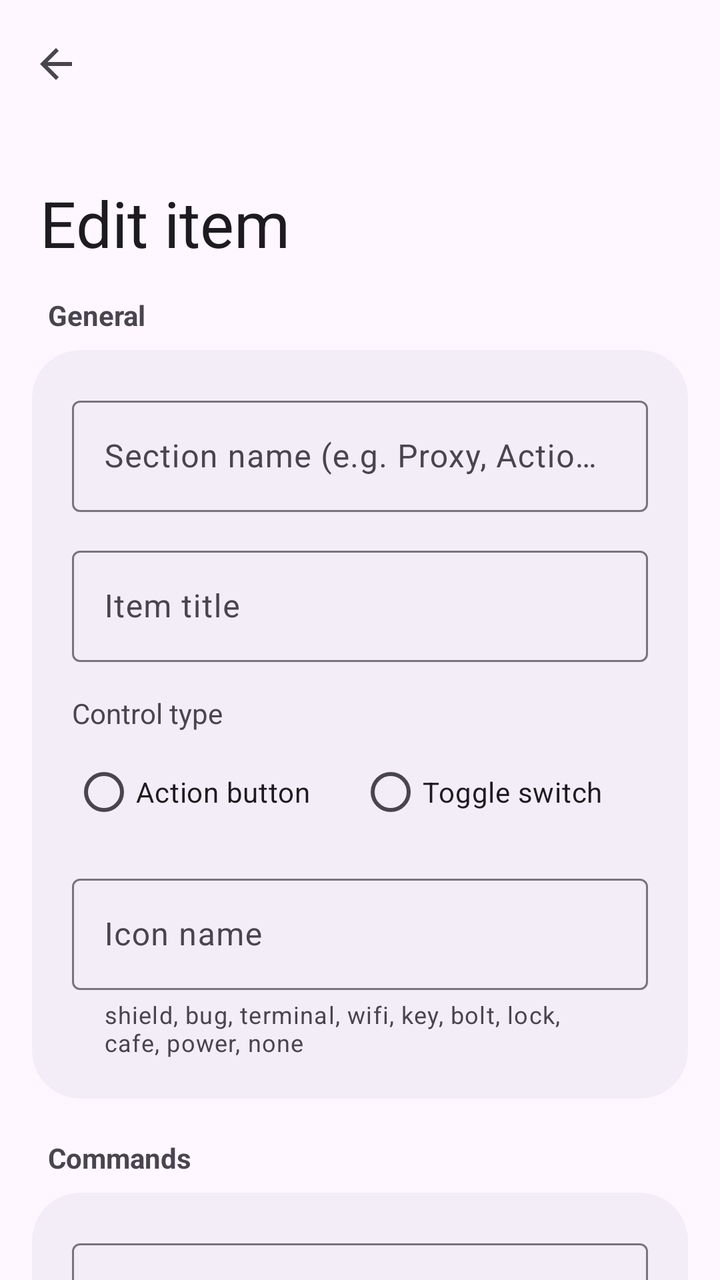
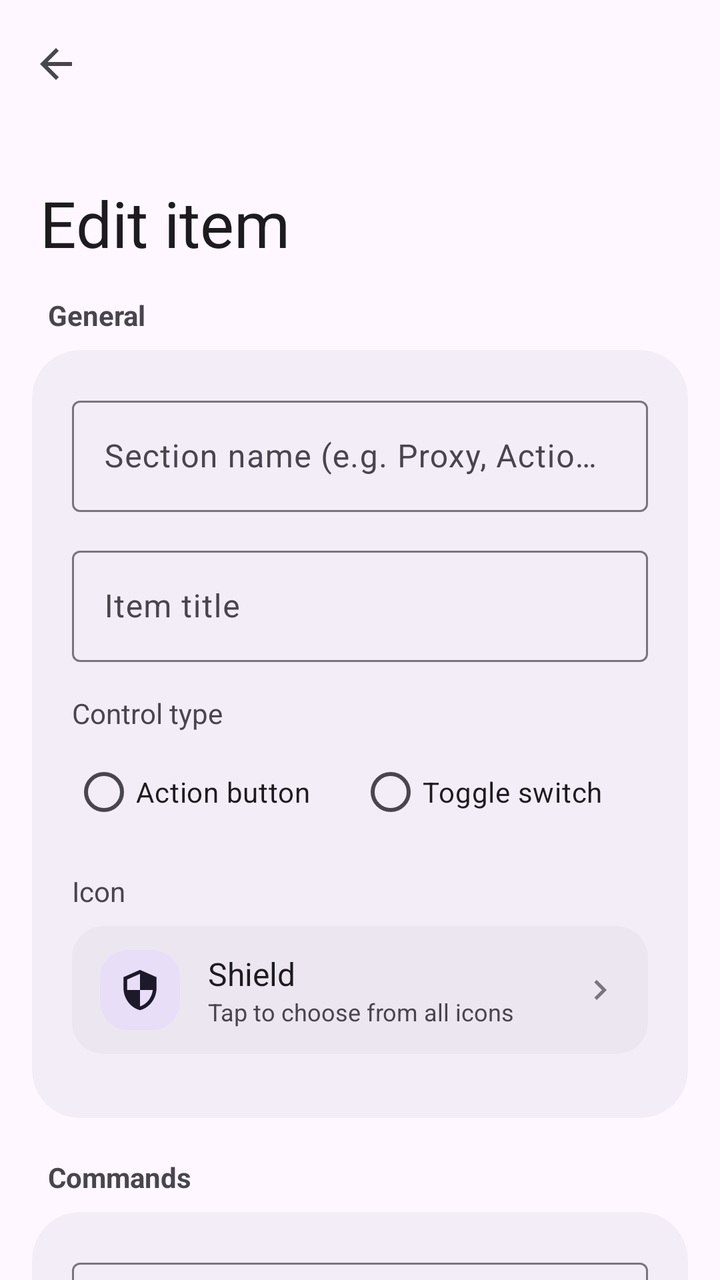

The first picture is an Android layout as it rendered before a commit; the second is the same layout after the commit. The layout source and the unified diff follow.
<!-- AndroidManifest.xml: activity theme Theme.Xray -->
<!-- res/layout/activity_edit_item.xml -->
<?xml version="1.0" encoding="utf-8"?>
<androidx.coordinatorlayout.widget.CoordinatorLayout
    xmlns:android="http://schemas.android.com/apk/res/android"
    xmlns:app="http://schemas.android.com/apk/res-auto"
    android:id="@+id/root_layout"
    android:layout_width="match_parent"
    android:layout_height="match_parent"
    android:background="?attr/colorSurface">

    
    <com.google.android.material.appbar.AppBarLayout
        android:id="@+id/appbar"
        android:layout_width="match_parent"
        android:layout_height="wrap_content"
        android:background="?attr/colorSurface"
        app:elevation="0dp">

        <com.google.android.material.appbar.CollapsingToolbarLayout
            android:id="@+id/collapsing_toolbar"
            android:layout_width="match_parent"
            android:layout_height="140dp"
            app:layout_scrollFlags="scroll|exitUntilCollapsed|snap"
            app:title="Edit item"
            app:titleCollapseMode="fade"
            app:expandedTitleTextAppearance="?attr/textAppearanceHeadlineLarge"
            app:collapsedTitleTextAppearance="?attr/textAppearanceTitleLarge"
            app:expandedTitleMarginStart="20dp"
            app:expandedTitleMarginBottom="16dp">

            <com.google.android.material.appbar.MaterialToolbar
                android:id="@+id/toolbar"
                android:layout_width="match_parent"
                android:layout_height="?attr/actionBarSize"
                app:navigationIcon="?attr/homeAsUpIndicator"
                app:layout_collapseMode="pin" />

        </com.google.android.material.appbar.CollapsingToolbarLayout>

    </com.google.android.material.appbar.AppBarLayout>

    <androidx.core.widget.NestedScrollView
        android:id="@+id/nested_scroll_view"
        android:layout_width="match_parent"
        android:layout_height="match_parent"
        app:layout_behavior="@string/appbar_scrolling_view_behavior"
        android:clipToPadding="false"
        android:fillViewport="true">

        <LinearLayout
            android:id="@+id/scroll_content"
            android:layout_width="match_parent"
            android:layout_height="wrap_content"
            android:orientation="vertical"
            android:paddingStart="16dp"
            android:paddingEnd="16dp"
            android:paddingTop="8dp"
            android:paddingBottom="40dp">

            
            <TextView
                android:layout_width="wrap_content"
                android:layout_height="wrap_content"
                android:text="General"
                android:paddingStart="8dp"
                android:paddingEnd="8dp"
                android:paddingBottom="8dp"
                android:textSize="14sp"
                android:textStyle="bold"
                android:textColor="?attr/colorOnSurfaceVariant" />

            <com.google.android.material.card.MaterialCardView
                android:layout_width="match_parent"
                android:layout_height="wrap_content"
                app:cardCornerRadius="24dp"
                app:cardElevation="0dp"
                app:strokeWidth="0dp"
                app:cardBackgroundColor="?attr/colorSurfaceContainer"
                android:layout_marginBottom="20dp">

                <LinearLayout
                    android:layout_width="match_parent"
                    android:layout_height="wrap_content"
                    android:orientation="vertical"
                    android:padding="20dp">

                    
                    <com.google.android.material.textfield.TextInputLayout
                        android:id="@+id/layout_section_name"
                        android:layout_width="match_parent"
                        android:layout_height="wrap_content"
                        android:hint="Section name (e.g. Proxy, Actions)"
                        style="@style/Widget.Material3.TextInputLayout.OutlinedBox">

                        <com.google.android.material.textfield.TextInputEditText
                            android:id="@+id/edit_section_name"
                            android:layout_width="match_parent"
                            android:layout_height="wrap_content"
                            android:singleLine="true" />

                    </com.google.android.material.textfield.TextInputLayout>

                    
                    <com.google.android.material.textfield.TextInputLayout
                        android:id="@+id/layout_item_title"
                        android:layout_width="match_parent"
                        android:layout_height="wrap_content"
                        android:layout_marginTop="14dp"
                        android:hint="Item title"
                        style="@style/Widget.Material3.TextInputLayout.OutlinedBox">

                        <com.google.android.material.textfield.TextInputEditText
                            android:id="@+id/edit_item_title"
                            android:layout_width="match_parent"
                            android:layout_height="wrap_content"
                            android:singleLine="true" />

                    </com.google.android.material.textfield.TextInputLayout>

                    
                    <TextView
                        android:layout_width="wrap_content"
                        android:layout_height="wrap_content"
                        android:layout_marginTop="16dp"
                        android:text="Control type"
                        android:textSize="14sp"
                        android:textColor="?attr/colorOnSurfaceVariant" />

                    <RadioGroup
                        android:id="@+id/group_item_type"
                        android:layout_width="match_parent"
                        android:layout_height="wrap_content"
                        android:layout_marginTop="6dp"
                        android:orientation="horizontal">

                        <com.google.android.material.radiobutton.MaterialRadioButton
                            android:id="@+id/radio_button"
                            android:layout_width="wrap_content"
                            android:layout_height="wrap_content"
                            android:text="Action button" />

                        <com.google.android.material.radiobutton.MaterialRadioButton
                            android:id="@+id/radio_switch"
                            android:layout_width="wrap_content"
                            android:layout_height="wrap_content"
                            android:layout_marginStart="24dp"
                            android:text="Toggle switch" />

                    </RadioGroup>

                    
                    <com.google.android.material.textfield.TextInputLayout
                        android:id="@+id/layout_item_icon"
                        android:layout_width="match_parent"
                        android:layout_height="wrap_content"
                        android:layout_marginTop="14dp"
                        android:hint="Icon name"
                        app:helperText="shield, bug, terminal, wifi, key, bolt, lock, cafe, power, none"
                        app:helperTextEnabled="true"
                        style="@style/Widget.Material3.TextInputLayout.OutlinedBox">

                        <com.google.android.material.textfield.TextInputEditText
                            android:id="@+id/edit_item_icon"
                            android:layout_width="match_parent"
                            android:layout_height="wrap_content"
                            android:singleLine="true" />

                    </com.google.android.material.textfield.TextInputLayout>

                </LinearLayout>

            </com.google.android.material.card.MaterialCardView>

            
            <TextView
                android:layout_width="wrap_content"
                android:layout_height="wrap_content"
                android:text="Commands"
                android:paddingStart="8dp"
                android:paddingEnd="8dp"
                android:paddingBottom="8dp"
                android:textSize="14sp"
                android:textStyle="bold"
                android:textColor="?attr/colorOnSurfaceVariant" />

            <com.google.android.material.card.MaterialCardView
                android:layout_width="match_parent"
                android:layout_height="wrap_content"
                app:cardCornerRadius="24dp"
                app:cardElevation="0dp"
                app:strokeWidth="0dp"
                app:cardBackgroundColor="?attr/colorSurfaceContainer"
                android:layout_marginBottom="20dp">

                <LinearLayout
                    android:layout_width="match_parent"
                    android:layout_height="wrap_content"
                    android:orientation="vertical"
                    android:padding="20dp">

                    
                    <com.google.android.material.textfield.TextInputLayout
                        android:id="@+id/layout_on_cmd"
                        android:layout_width="match_parent"
                        android:layout_height="wrap_content"
                        android:hint="Trigger / On command"
                        style="@style/Widget.Material3.TextInputLayout.OutlinedBox">

                        <com.google.android.material.textfield.TextInputEditText
                            android:id="@+id/edit_on_cmd"
                            android:layout_width="match_parent"
                            android:layout_height="wrap_content"
                            android:typeface="monospace"
                            android:inputType="textMultiLine" />

                    </com.google.android.material.textfield.TextInputLayout>

                    
                    <com.google.android.material.textfield.TextInputLayout
                        android:id="@+id/layout_off_cmd"
                        android:layout_width="match_parent"
                        android:layout_height="wrap_content"
                        android:layout_marginTop="14dp"
                        android:hint="Off command"
                        android:visibility="gone"
                        style="@style/Widget.Material3.TextInputLayout.OutlinedBox">

                        <com.google.android.material.textfield.TextInputEditText
                            android:id="@+id/edit_off_cmd"
                            android:layout_width="match_parent"
                            android:layout_height="wrap_content"
                            android:typeface="monospace"
                            android:inputType="textMultiLine" />

                    </com.google.android.material.textfield.TextInputLayout>

                    
                    <com.google.android.material.textfield.TextInputLayout
                        android:id="@+id/layout_state_check_cmd"
                        android:layout_width="match_parent"
                        android:layout_height="wrap_content"
                        android:layout_marginTop="14dp"
                        android:hint="State check command (exit 0 = ON)"
                        android:visibility="gone"
                        style="@style/Widget.Material3.TextInputLayout.OutlinedBox">

                        <com.google.android.material.textfield.TextInputEditText
                            android:id="@+id/edit_state_check_cmd"
                            android:layout_width="match_parent"
                            android:layout_height="wrap_content"
                            android:typeface="monospace"
                            android:inputType="textMultiLine" />

                    </com.google.android.material.textfield.TextInputLayout>

                    
                    <com.google.android.material.textfield.TextInputLayout
                        android:id="@+id/layout_summary_cmd"
                        android:layout_width="match_parent"
                        android:layout_height="wrap_content"
                        android:layout_marginTop="14dp"
                        android:hint="Dynamic summary command (stdout output)"
                        app:helperText="Leave empty to display no subtitle description"
                        app:helperTextEnabled="true"
                        style="@style/Widget.Material3.TextInputLayout.OutlinedBox">

                        <com.google.android.material.textfield.TextInputEditText
                            android:id="@+id/edit_summary_cmd"
                            android:layout_width="match_parent"
                            android:layout_height="wrap_content"
                            android:typeface="monospace"
                            android:inputType="textMultiLine" />

                    </com.google.android.material.textfield.TextInputLayout>

                    
                    <com.google.android.material.textfield.TextInputLayout
                        android:id="@+id/layout_disable_condition_cmd"
                        android:layout_width="match_parent"
                        android:layout_height="wrap_content"
                        android:layout_marginTop="14dp"
                        android:hint="Disable condition command (exit 0 = Disabled)"
                        app:helperText="When exit code is 0, this row is disabled"
                        app:helperTextEnabled="true"
                        style="@style/Widget.Material3.TextInputLayout.OutlinedBox">

                        <com.google.android.material.textfield.TextInputEditText
                            android:id="@+id/edit_disable_condition_cmd"
                            android:layout_width="match_parent"
                            android:layout_height="wrap_content"
                            android:typeface="monospace"
                            android:inputType="textMultiLine" />

                    </com.google.android.material.textfield.TextInputLayout>

                </LinearLayout>

            </com.google.android.material.card.MaterialCardView>

            
            <com.google.android.material.button.MaterialButton
                android:id="@+id/btn_delete_item"
                android:layout_width="match_parent"
                android:layout_height="52dp"
                android:text="Delete item"
                android:textColor="?attr/colorError"
                app:icon="@drawable/ic_delete"
                app:iconTint="?attr/colorError"
                app:iconGravity="textStart"
                app:cornerRadius="16dp"
                android:visibility="gone"
                style="@style/Widget.Material3.Button.TonalButton" />

        </LinearLayout>

    </androidx.core.widget.NestedScrollView>

</androidx.coordinatorlayout.widget.CoordinatorLayout>
<!-- resources referenced by this layout -->
<resources>
  <!-- drawable ic_delete (drawable) -->
  <vector xmlns:android="http://schemas.android.com/apk/res/android"
      android:width="24dp"
      android:height="24dp"
      android:viewportWidth="24"
      android:viewportHeight="24">
      <path
          android:fillColor="?attr/colorError"
          android:pathData="M6,19c0,1.1 0.9,2 2,2h8c1.1,0 2,-0.9 2,-2V7H6v12zM19,4h-3.5l-1,-1h-5l-1,1H5v2h14V4z"/>
  </vector>
  <style name="Theme.Xray" parent="Theme.Material3.DayNight.NoActionBar">
          <item name="android:statusBarColor">@android:color/transparent</item>
          <item name="android:navigationBarColor">@android:color/transparent</item>
          <item name="android:windowLightStatusBar">true</item>
          <item name="android:windowLightNavigationBar">true</item>
      </style>
</resources>

<!-- the commit's change to res/layout/activity_edit_item.xml (unified diff, before → after) -->
@@ -117,54 +117,128 @@
                     </com.google.android.material.textfield.TextInputLayout>
 
                     
+                    <LinearLayout
+                        android:id="@+id/layout_control_type_wrapper"
+                        android:layout_width="match_parent"
+                        android:layout_height="wrap_content"
+                        android:layout_marginTop="16dp"
+                        android:orientation="vertical">
+
+                        <TextView
+                            android:layout_width="wrap_content"
+                            android:layout_height="wrap_content"
+                            android:text="Control type"
+                            android:textSize="14sp"
+                            android:textColor="?attr/colorOnSurfaceVariant" />
+
+                        <RadioGroup
+                            android:id="@+id/group_item_type"
+                            android:layout_width="match_parent"
+                            android:layout_height="wrap_content"
+                            android:layout_marginTop="6dp"
+                            android:orientation="horizontal">
+
+                            <com.google.android.material.radiobutton.MaterialRadioButton
+                                android:id="@+id/radio_button"
+                                android:layout_width="wrap_content"
+                                android:layout_height="wrap_content"
+                                android:text="Action button" />
+
+                            <com.google.android.material.radiobutton.MaterialRadioButton
+                                android:id="@+id/radio_switch"
+                                android:layout_width="wrap_content"
+                                android:layout_height="wrap_content"
+                                android:layout_marginStart="24dp"
+                                android:text="Toggle switch" />
+
+                        </RadioGroup>
+
+                    </LinearLayout>
+
+                    
                     <TextView
                         android:layout_width="wrap_content"
                         android:layout_height="wrap_content"
                         android:layout_marginTop="16dp"
-                        android:text="Control type"
+                        android:text="Icon"
                         android:textSize="14sp"
                         android:textColor="?attr/colorOnSurfaceVariant" />
 
-                    <RadioGroup
-                        android:id="@+id/group_item_type"
-                        android:layout_width="match_parent"
-                        android:layout_height="wrap_content"
-                        android:layout_marginTop="6dp"
-                        android:orientation="horizontal">
-
-                        <com.google.android.material.radiobutton.MaterialRadioButton
-                            android:id="@+id/radio_button"
+                    
+                    <LinearLayout
+                        android:id="@+id/row_select_icon"
+                        android:layout_width="match_parent"
+                        android:layout_height="64dp"
+                        android:layout_marginTop="8dp"
+                        android:orientation="horizontal"
+                        android:gravity="center_vertical"
+                        android:paddingStart="14dp"
+                        android:paddingEnd="14dp"
+                        android:background="@drawable/bg_picker_row"
+                        android:clickable="true"
+                        android:focusable="true">
+
+                        <FrameLayout
+                            android:layout_width="40dp"
+                            android:layout_height="40dp"
+                            android:background="@drawable/bg_icon_avatar">
+
+                            <ImageView
+                                android:id="@+id/img_selected_icon"
+                                android:layout_width="22dp"
+                                android:layout_height="22dp"
+                                android:layout_gravity="center"
+                                android:src="@drawable/ic_shield"
+                                app:tint="?attr/colorOnSecondaryContainer" />
+
+                        </FrameLayout>
+
+                        <LinearLayout
+                            android:layout_width="0dp"
+                            android:layout_height="wrap_content"
+                            android:layout_weight="1"
+                            android:layout_marginStart="14dp"
+                            android:orientation="vertical">
+
+                            <TextView
+                                android:id="@+id/text_selected_icon_name"
+                                android:layout_width="wrap_content"
+                                android:layout_height="wrap_content"
+                                android:text="Shield"
+                                android:textSize="16sp"
+                                android:textColor="?attr/colorOnSurface" />
+
+                            <TextView
+                                android:layout_width="wrap_content"
+                                android:layout_height="wrap_content"
+                                android:text="Tap to choose from all icons"
+                                android:textSize="12sp"
+                                android:textColor="?attr/colorOnSurfaceVariant" />
+
+                        </LinearLayout>
+
+                        <ImageView
+                            android:layout_width="20dp"
+                            android:layout_height="20dp"
+                            android:src="@drawable/ic_chevron_right"
+                            app:tint="?attr/colorOutline" />
+
+                    </LinearLayout>
+
+                    
+                    <HorizontalScrollView
+                        android:layout_width="match_parent"
+                        android:layout_height="wrap_content"
+                        android:layout_marginTop="12dp"
+                        android:scrollbars="none">
+
+                        <LinearLayout
+                            android:id="@+id/container_quick_icons"
                             android:layout_width="wrap_content"
                             android:layout_height="wrap_content"
-                            android:text="Action button" />
-
-                        <com.google.android.material.radiobutton.MaterialRadioButton
-                            android:id="@+id/radio_switch"
-                            android:layout_width="wrap_content"
-                            android:layout_height="wrap_content"
-                            android:layout_marginStart="24dp"
-                            android:text="Toggle switch" />
-
-                    </RadioGroup>
-
-                    
-                    <com.google.android.material.textfield.TextInputLayout
-                        android:id="@+id/layout_item_icon"
-                        android:layout_width="match_parent"
-                        android:layout_height="wrap_content"
-                        android:layout_marginTop="14dp"
-                        android:hint="Icon name"
-                        app:helperText="shield, bug, terminal, wifi, key, bolt, lock, cafe, power, none"
-                        app:helperTextEnabled="true"
-                        style="@style/Widget.Material3.TextInputLayout.OutlinedBox">
-
-                        <com.google.android.material.textfield.TextInputEditText
-                            android:id="@+id/edit_item_icon"
-                            android:layout_width="match_parent"
-                            android:layout_height="wrap_content"
-                            android:singleLine="true" />
-
-                    </com.google.android.material.textfield.TextInputLayout>
+                            android:orientation="horizontal" />
+
+                    </HorizontalScrollView>
 
                 </LinearLayout>
 
@@ -230,6 +304,25 @@
                             android:layout_height="wrap_content"
                             android:typeface="monospace"
                             android:inputType="textMultiLine" />
+
+                    </com.google.android.material.textfield.TextInputLayout>
+
+                    
+                    <com.google.android.material.textfield.TextInputLayout
+                        android:id="@+id/layout_process_name"
+                        android:layout_width="match_parent"
+                        android:layout_height="wrap_content"
+                        android:layout_marginTop="14dp"
+                        android:hint="Process name (e.g. xray)"
+                        android:visibility="gone"
+                        style="@style/Widget.Material3.TextInputLayout.OutlinedBox">
+
+                        <com.google.android.material.textfield.TextInputEditText
+                            android:id="@+id/edit_process_name"
+                            android:layout_width="match_parent"
+                            android:layout_height="wrap_content"
+                            android:typeface="monospace"
+                            android:inputType="text" />
 
                     </com.google.android.material.textfield.TextInputLayout>
 
<!-- resource entries referenced after the edit -->
@@ -1,5 +1,33 @@
 <!-- resources referenced by this layout -->
 <resources>
+  <!-- drawable bg_icon_avatar (drawable) -->
+  <?xml version="1.0" encoding="utf-8"?>
+  <shape xmlns:android="http://schemas.android.com/apk/res/android"
+      android:shape="rectangle">
+      <corners android:radius="14dp" />
+      <solid android:color="?attr/colorSecondaryContainer" />
+  </shape>
+  <!-- drawable bg_picker_row (drawable) -->
+  <?xml version="1.0" encoding="utf-8"?>
+  <ripple xmlns:android="http://schemas.android.com/apk/res/android"
+      android:color="?attr/colorControlHighlight">
+      <item>
+          <shape android:shape="rectangle">
+              <corners android:radius="16dp" />
+              <solid android:color="?attr/colorSurfaceContainerHigh" />
+          </shape>
+      </item>
+  </ripple>
+  <!-- drawable ic_chevron_right (drawable) -->
+  <vector xmlns:android="http://schemas.android.com/apk/res/android"
+      android:width="24dp"
+      android:height="24dp"
+      android:viewportWidth="24"
+      android:viewportHeight="24">
+      <path
+          android:fillColor="#FFFFFFFF"
+          android:pathData="M10,6L8.59,7.41 13.17,12l-4.58,4.59L10,18l6,-6z"/>
+  </vector>
   <!-- drawable ic_delete (drawable) -->
   <vector xmlns:android="http://schemas.android.com/apk/res/android"
       android:width="24dp"
@@ -10,6 +38,16 @@
           android:fillColor="?attr/colorError"
           android:pathData="M6,19c0,1.1 0.9,2 2,2h8c1.1,0 2,-0.9 2,-2V7H6v12zM19,4h-3.5l-1,-1h-5l-1,1H5v2h14V4z"/>
   </vector>
+  <!-- drawable ic_shield (drawable) -->
+  <vector xmlns:android="http://schemas.android.com/apk/res/android"
+      android:width="24dp"
+      android:height="24dp"
+      android:viewportWidth="24"
+      android:viewportHeight="24">
+      <path
+          android:fillColor="#FFFFFFFF"
+          android:pathData="M12,1L3,5v6c0,5.55 3.84,10.74 9,12c5.16,-1.26 9,-6.45 9,-12V5l-9,-4zm0,10.99h7c-0.53,4.12 -3.28,7.79 -7,8.94V12H5V6.3l7,-3.11v8.8z"/>
+  </vector>
   <style name="Theme.Xray" parent="Theme.Material3.DayNight.NoActionBar">
           <item name="android:statusBarColor">@android:color/transparent</item>
           <item name="android:navigationBarColor">@android:color/transparent</item>
